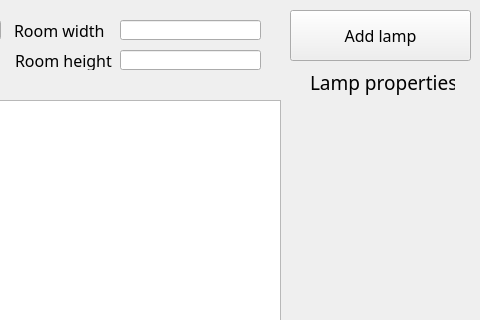
Old version of the form MainWindow.ui in the repository artemyarotskyi/disko; both pictures show x 520 to 1000 and y 0 to 320 of the 1000 by 600 pixel window.
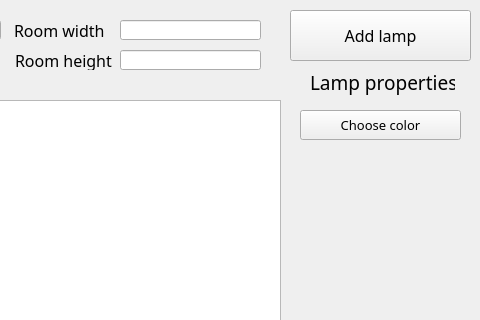
New version of the form.

Commit message: Do color change on lampLight

What changed in the file:
```diff
--- a/MainWindow.ui
+++ b/MainWindow.ui
@@ -104,6 +104,25 @@
       <height>421</height>
      </rect>
     </property>
+    <widget class="QPushButton" name="btnColor">
+     <property name="geometry">
+      <rect>
+       <x>10</x>
+       <y>10</y>
+       <width>161</width>
+       <height>30</height>
+      </rect>
+     </property>
+     <property name="font">
+      <font>
+       <family>Gadugi</family>
+       <pointsize>10</pointsize>
+      </font>
+     </property>
+     <property name="text">
+      <string>Choose color</string>
+     </property>
+    </widget>
    </widget>
    <widget class="QWidget" name="widgetRoomProperties" native="true">
     <property name="geometry">
```
The commit also changes 7 other files.
